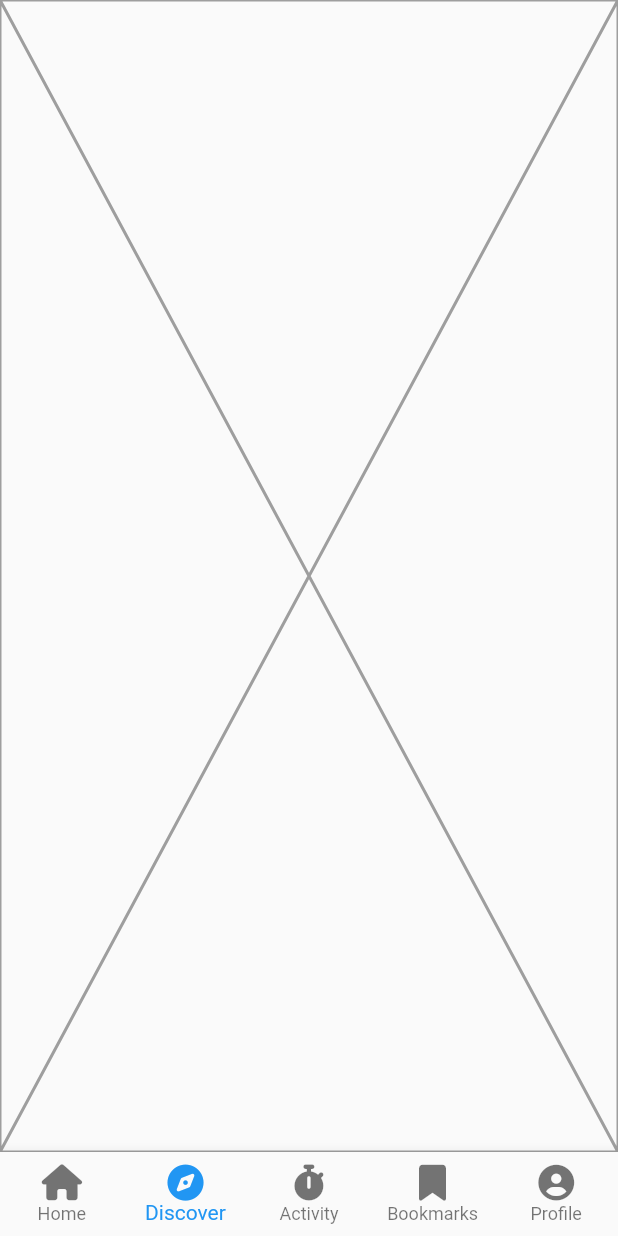
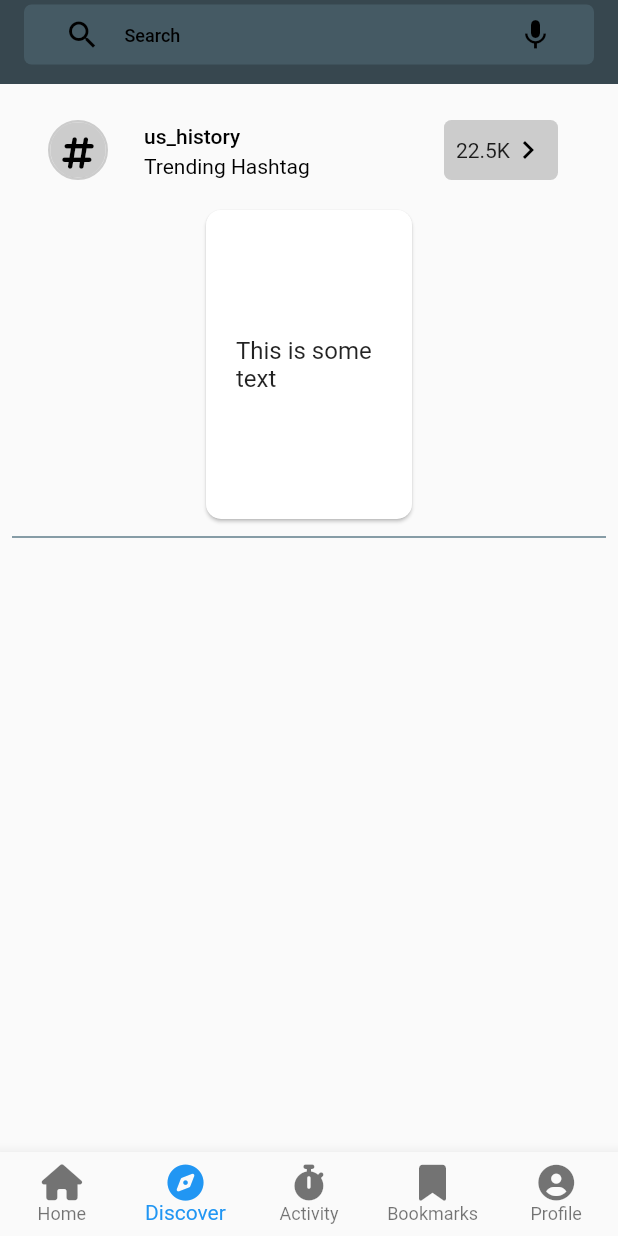
Before and after one commit to masumba/cross_over_test_quizlr, a Flutter app: the screen it shows after launch, item 2 of the bottom bar chosen, on a phone screen of 412 x 824 dp. Run offline on Flutter 3.47's test engine with Material 2 defaults, Android fonts, the phone set to English and light mode, and no system bars; our stand-ins replace another_flushbar, auto_size_text, badges, flutter_feather_icons, font_awesome_flutter, get_it and 4 more; missing offline and left inert: remove_emoji.

Commit message:
[wip] discover tab ui additions.

```diff
--- /dev/null
+++ b/lib/utils/emoji_remover_input_formatter.dart
@@ -0,0 +1,27 @@
+import 'package:flutter/services.dart';
+import 'package:remove_emoji/remove_emoji.dart';
+
+class EmojiRemoverInputFormatter extends TextInputFormatter {
+  @override
+  TextEditingValue formatEditUpdate(
+      TextEditingValue oldValue, TextEditingValue newValue) {
+    if (newValue.text.isEmpty) {
+      return newValue.copyWith(text: '');
+    } else {
+      try {
+        final int selectionIndexFromTheRight =
+            newValue.text.length - newValue.selection.end;
+        var remove = RemoveEmoji();
+        final newString = remove.removemoji(newValue.text, '', false);
+
+        return TextEditingValue(
+          text: newString,
+          selection: TextSelection.collapsed(
+              offset: newString.length - selectionIndexFromTheRight),
+        );
+      } catch (e) {
+        return newValue;
+      }
+    }
+  }
+}
--- /dev/null
+++ b/lib/utils/inner_trimmed_input_formatter.dart
@@ -0,0 +1,36 @@
+import 'package:flutter/services.dart';
+
+class InnerTrimmedInputFormatter extends TextInputFormatter {
+  final bool removeAllSpaces;
+
+  InnerTrimmedInputFormatter({this.removeAllSpaces = false});
+
+  @override
+  TextEditingValue formatEditUpdate(
+      TextEditingValue oldValue, TextEditingValue newValue) {
+    if (newValue.text.isNotEmpty) {
+      TextEditingValue textEditingValue =
+          newValue.copyWith(text: newValue.text.replaceAll('  ', ' '));
+
+      if (removeAllSpaces) {
+        textEditingValue = newValue.copyWith(
+            text: newValue.text.replaceAll(RegExp(r"\s+"), '').trim());
+      }
+      int selectionIndexFromTheRight =
+          newValue.text.length - newValue.selection.end;
+
+      if (selectionIndexFromTheRight < 0) {
+        selectionIndexFromTheRight = 0;
+      }
+
+      return TextEditingValue(
+        text: textEditingValue.text,
+        selection: TextSelection.collapsed(
+          offset: textEditingValue.text.length - selectionIndexFromTheRight,
+        ),
+      );
+    }
+
+    return newValue;
+  }
+}
--- a/lib/views/home/tabs/discover/discover_tab_view.dart
+++ b/lib/views/home/tabs/discover/discover_tab_view.dart
@@ -1,4 +1,8 @@
+import 'package:cross_over_test_quizlr/utils/screen_util.dart';
+import 'package:cross_over_test_quizlr/widgets/input_field.dart';
 import 'package:flutter/material.dart';
+import 'package:flutter/services.dart';
+import 'package:font_awesome_flutter/font_awesome_flutter.dart';
 
 class DiscoverTabView extends StatefulWidget {
   const DiscoverTabView({super.key});
@@ -10,8 +14,93 @@ class DiscoverTabView extends StatefulWidget {
 class _DiscoverTabViewState extends State<DiscoverTabView> {
   @override
   Widget build(BuildContext context) {
-    return const Placeholder(
-      color: Colors.grey,
+    SystemChrome.setSystemUIOverlayStyle(SystemUiOverlayStyle(
+      statusBarColor: Colors.blueGrey.shade800,
+    ));
+    return Scaffold(
+      appBar: AppBar(
+        backgroundColor: Colors.blueGrey.shade800,
+        title: InputField(
+          inputFieldColor: Colors.blueGrey.shade700,
+          smallVersion: true,
+          prefixIcon: const Icon(Icons.search),
+          controller: null,
+          placeholder: 'Search',
+          suffixIcon: const Icon(Icons.mic),
+        ),
+      ),
+      body: Padding(
+        padding: const EdgeInsets.all(8.0),
+        child: Column(
+          children: [
+            ListTile(
+              leading: IntrinsicHeight(
+                child: Padding(
+                  padding: const EdgeInsets.all(8.0),
+                  child: Container(
+                    decoration: BoxDecoration(
+                      shape: BoxShape.circle,
+                      border: Border.all(
+                          color: Colors.grey.withOpacity(0.5), width: 1.5),
+                    ),
+                    child: ClipOval(
+                      child: Material(
+                        color: Colors.grey.withOpacity(0.5),
+                        child: Padding(
+                          padding: const EdgeInsets.all(8.0),
+                          child: FaIcon(FontAwesomeIcons.hashtag),
+                        ),
+                      ),
+                    ),
+                  ),
+                ),
+              ),
+              title: Text('us_history'),
+              subtitle: Text('Trending Hashtag'),
+              trailing: IntrinsicHeight(
+                child: Padding(
+                  padding: const EdgeInsets.all(8.0),
+                  child: ClipRRect(
+                    borderRadius: BorderRadius.circular(5.0),
+                    child: Material(
+                      color: Colors.grey.withOpacity(0.5),
+                      child: Padding(
+                        padding: const EdgeInsets.all(8.0),
+                        child: Row(
+                          mainAxisSize: MainAxisSize.min,
+                          children: [
+                            Text('22.5K'),
+                            Icon(Icons.chevron_right),
+                          ],
+                        ),
+                      ),
+                    ),
+                  ),
+                ),
+              ),
+            ),
+            Card(
+              shape: RoundedRectangleBorder(
+                borderRadius: BorderRadius.circular(10),
+              ),
+              child: Container(
+                width: ScreenUtil.screenWidthFraction(context, dividedBy: 3),
+                height: ScreenUtil.screenHeightFraction(context, dividedBy: 4),
+                alignment: Alignment.centerLeft,
+                padding: EdgeInsets.symmetric(horizontal: 20.0, vertical: 10.0),
+                child: Text(
+                  'This is some text',
+                  textAlign: TextAlign.left,
+                  style: TextStyle(
+                    fontSize: 16.0,
+                  ),
+                ),
+              ),
+            ),
+            ScreenUtil.spacedDividerSmall,
+          ],
+        ),
+      ),
     );
   }
 }
--- a/lib/views/home/tabs/home/home_tab_view.dart
+++ b/lib/views/home/tabs/home/home_tab_view.dart
@@ -4,6 +4,7 @@ import 'package:cross_over_test_quizlr/views/home/tabs/home/tabs/following_tab.d
 import 'package:cross_over_test_quizlr/views/home/tabs/home/tabs/for_you_tab.dart';
 import 'package:cross_over_test_quizlr/widgets/app/app_container.dart';
 import 'package:flutter/material.dart';
+import 'package:flutter/services.dart';
 import 'package:font_awesome_flutter/font_awesome_flutter.dart';
 import 'package:stacked/stacked.dart';
 
@@ -17,6 +18,9 @@ class HomeTabView extends StatefulWidget {
 class _HomeTabViewState extends State<HomeTabView> {
   @override
   Widget build(BuildContext context) {
+    //TODO comeback and finish this
+    /*SystemChrome.setSystemUIOverlayStyle(
+        Theme.of(context).appBarTheme.systemOverlayStyle);*/
     return ViewModelBuilder<HomeTabViewModel>.reactive(
       disposeViewModel: false,
       onViewModelReady: (model) => model.init(),
--- /dev/null
+++ b/lib/widgets/input_field.dart
@@ -0,0 +1,220 @@
+import 'dart:io';
+
+import 'package:cross_over_test_quizlr/utils/emoji_remover_input_formatter.dart';
+import 'package:cross_over_test_quizlr/utils/inner_trimmed_input_formatter.dart';
+import 'package:cross_over_test_quizlr/utils/screen_util.dart';
+import 'package:cross_over_test_quizlr/utils/shared_style_util.dart';
+import 'package:cross_over_test_quizlr/widgets/note_text.dart';
+import 'package:flutter/material.dart';
+import 'package:flutter/services.dart';
+
+class InputField extends StatefulWidget {
+  final TextEditingController? controller;
+  final TextInputType textInputType;
+  final bool password;
+  final bool isReadOnly;
+  final bool isDisabled;
+  final bool isFocus;
+  final String? initialValue;
+  final String placeholder;
+  final String? validationMessage;
+  final Function? enterPressed;
+  final Function? onTap;
+  final FormFieldValidator<String>? validator;
+  final bool smallVersion;
+  final FocusNode? fieldFocusNode;
+  final FocusNode? nextFocusNode;
+
+  final TextCapitalization textCapitalization;
+
+  /// The default of this is [textInputAction] is [TextInputAction.next] which will switch focus on submit to the next field in form.
+  /// In order to close keyboard on submit switch value to [TextInputAction.done]
+  final TextInputAction textInputAction;
+  final String? additionalNote;
+  final ValueChanged<String>? onChanged;
+  final List<TextInputFormatter>? inputFormatters;
+  final List<TextInputFormatter>? inputFormattersOverrideList;
+  final int? inputSize;
+  final int maxLines;
+  final int? minLines;
+  final double inputFieldHeight;
+  final AutovalidateMode? autoValidateMode;
+  final Icon? prefixIcon;
+  final Widget? suffixIcon;
+  final Color? inputFieldColor;
+
+  /// If [controller] and [initialValue] are set the initial value will be ignored
+  const InputField(
+      {required this.controller,
+      required this.placeholder,
+      this.autoValidateMode,
+      this.initialValue,
+      this.enterPressed,
+      this.textCapitalization = TextCapitalization.sentences,
+      this.onTap,
+      this.isFocus = false,
+      this.fieldFocusNode,
+      this.nextFocusNode,
+      this.additionalNote,
+      this.inputFieldColor,
+      this.onChanged,
+      this.inputFormatters,
+      this.inputFormattersOverrideList,
+      this.validationMessage,
+      this.validator,
+      this.textInputAction = TextInputAction.next,
+      this.textInputType = TextInputType.text,
+      this.password = false,
+      this.isReadOnly = false,
+      this.isDisabled = false,
+      this.smallVersion = false,
+      this.inputSize,
+      this.maxLines = 1,
+      this.minLines,
+      this.inputFieldHeight = 55,
+      this.prefixIcon,
+      this.suffixIcon,
+      Key? key})
+      : super(key: key);
+
+  @override
+  State<InputField> createState() => _InputFieldState();
+}
+
+class _InputFieldState extends State<InputField> {
+  late bool isPassword;
+  late bool isReadOnly;
+  double fieldHeight = 55;
+
+  @override
+  void initState() {
+    isPassword = widget.password;
+
+    if (widget.isDisabled) {
+      isReadOnly = widget.isDisabled;
+    } else {
+      isReadOnly = widget.isReadOnly;
+    }
+
+    super.initState();
+  }
+
+  List<TextInputFormatter> _inputFieldFormattersList() {
+    List<TextInputFormatter> inputFieldFormatters = [];
+    if (!isPassword) {
+      inputFieldFormatters.add(InnerTrimmedInputFormatter());
+    }
+    inputFieldFormatters.add(EmojiRemoverInputFormatter());
+
+    inputFieldFormatters.addAll(widget.inputFormatters ?? []);
+
+    return inputFieldFormatters;
+  }
+
+  @override
+  Widget build(BuildContext context) {
+    if (widget.inputFieldHeight > 100) {
+      fieldHeight = widget.inputFieldHeight;
+    }
+    return Column(
+      crossAxisAlignment: CrossAxisAlignment.start,
+      children: <Widget>[
+        Container(
+          height: widget.smallVersion ? 40 : fieldHeight,
+          alignment: Alignment.centerLeft,
+          padding: SharedStyleUtil.fieldPadding,
+          decoration: isReadOnly
+              ? SharedStyleUtil.disabledFieldDecoration
+              : SharedStyleUtil.fieldDecoration
+                  .copyWith(color: widget.inputFieldColor),
+          child: Row(
+            children: <Widget>[
+              Expanded(
+                child: TextFormField(
+                  autovalidateMode: widget.autoValidateMode,
+                  autofocus: widget.isFocus,
+                  initialValue: widget.initialValue == null
+                      ? null
+                      : widget.controller == null
+                          ? widget.initialValue
+                          : null,
+                  maxLines: widget.maxLines,
+                  minLines: widget.minLines,
+                  maxLength: widget.inputSize,
+                  validator: widget.validator,
+                  textCapitalization: widget.textCapitalization,
+                  controller: widget.controller,
+                  keyboardType: Platform.isIOS &&
+                          widget.textInputType == TextInputType.number
+                      ? const TextInputType.numberWithOptions(
+                          signed: true, decimal: true)
+                      : widget.textInputType,
+                  focusNode: widget.fieldFocusNode,
+                  textInputAction: widget.textInputAction,
+                  onChanged: widget.onChanged,
+                  onTap: widget.onTap as void Function()?,
+                  inputFormatters: widget.inputFormattersOverrideList ??
+                      _inputFieldFormattersList(),
+                  onEditingComplete: () {
+                    if (widget.enterPressed != null) {
+                      FocusScope.of(context).requestFocus(FocusNode());
+                      widget.enterPressed!();
+                    }
+                  },
+                  onFieldSubmitted: (value) {
+                    if (widget.nextFocusNode != null) {
+                      widget.nextFocusNode!.requestFocus();
+                    }
+
+                    if (widget.textInputAction == TextInputAction.next) {
+                      FocusScope.of(context).nextFocus();
+                    } else if (widget.textInputAction == TextInputAction.done) {
+                      FocusScope.of(context).unfocus();
+                    }
+                  },
+                  obscureText: isPassword,
+                  readOnly: isReadOnly,
+                  enabled: !widget.isDisabled,
+                  style: widget.isDisabled
+                      ? const TextStyle(color: Colors.grey)
+                      : null,
+                  decoration: InputDecoration(
+                    border: InputBorder.none,
+                    hintText: widget.placeholder,
+                    hintStyle:
+                        TextStyle(fontSize: widget.smallVersion ? 12 : 15),
+                  ).copyWith(
+                      prefixIcon: widget.prefixIcon,
+                      suffixIcon: widget.suffixIcon),
+                ),
+              ),
+              GestureDetector(
+                onTap: () => setState(() {
+                  isPassword = !isPassword;
+                }),
+                child: widget.password
+                    ? Container(
+                        width: fieldHeight,
+                        height: fieldHeight,
+                        alignment: Alignment.center,
+                        child: Icon(isPassword
+                            ? Icons.visibility
+                            : Icons.visibility_off),
+                      )
+                    : Container(),
+              ),
+            ],
+          ),
+        ),
+        if (widget.validationMessage != null)
+          NoteText(
+            widget.validationMessage,
+            color: Colors.red,
+          ),
+        if (widget.additionalNote != null) ScreenUtil.verticalSpace(5),
+        if (widget.additionalNote != null) NoteText(widget.additionalNote),
+        ScreenUtil.verticalSpaceSmall
+      ],
+    );
+  }
+}
--- /dev/null
+++ b/lib/widgets/note_text.dart
@@ -0,0 +1,23 @@
+import 'package:flutter/material.dart';
+
+class NoteText extends StatelessWidget {
+  final String? text;
+  final TextAlign? textAlign;
+  final Color? color;
+
+  const NoteText(this.text, {Key? key, this.textAlign, this.color})
+      : super(key: key);
+
+  @override
+  Widget build(BuildContext context) {
+    return Text(
+      text!,
+      textAlign: textAlign,
+      style: TextStyle(
+        fontSize: 12,
+        fontWeight: FontWeight.normal,
+        color: color ?? Colors.grey[600],
+      ),
+    );
+  }
+}
--- a/pubspec.yaml
+++ b/pubspec.yaml
@@ -63,6 +63,8 @@ dependencies:
   font_awesome_flutter: ^10.2.1
   #https://pub.dev/packages/badges
   badges: ^3.1.1
+  #https://pub.dev/packages/remove_emoji/install
+  remove_emoji: ^0.0.7
 
 dev_dependencies:
   flutter_test:
```
Also changed, not shown: pubspec.lock.
